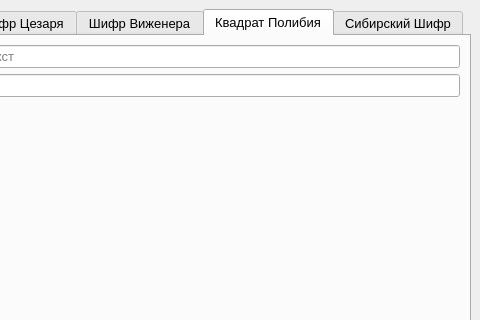
Pinadva/Crypto, file Crypto/mainwindow.ui: the form before one commit; both pictures show x 196 to 676 and y 0 to 320 of the 676 by 508 pixel window.
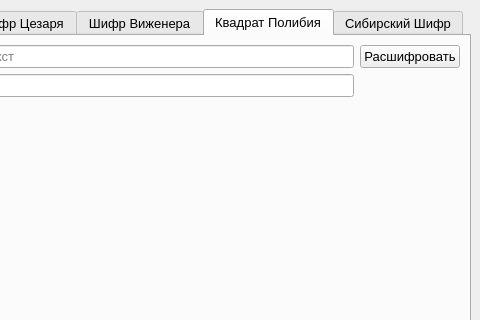
The form after the commit. The open tabs and pages were chosen to show the change.

```diff
--- a/Crypto/mainwindow.ui
+++ b/Crypto/mainwindow.ui
@@ -330,6 +330,13 @@
           </property>
          </spacer>
         </item>
+        <item row="0" column="2">
+         <widget class="QPushButton" name="polybiusSquareDecrypt_pushButton">
+          <property name="text">
+           <string>Расшифровать</string>
+          </property>
+         </widget>
+        </item>
        </layout>
       </widget>
       <widget class="QWidget" name="tab_3">
```
Left out of the diff: 16 changed lines with no effect on the pictures.
